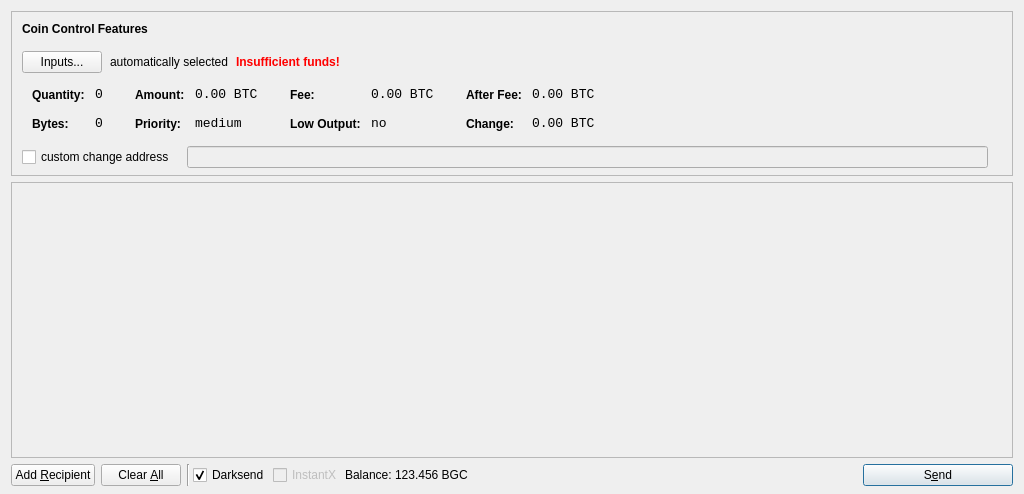
This is src/qt/forms/sendcoinsdialog.ui in bitgoldcoin-project/bitgoldcoin as Qt 5 draws it before an edit. The edited form follows.
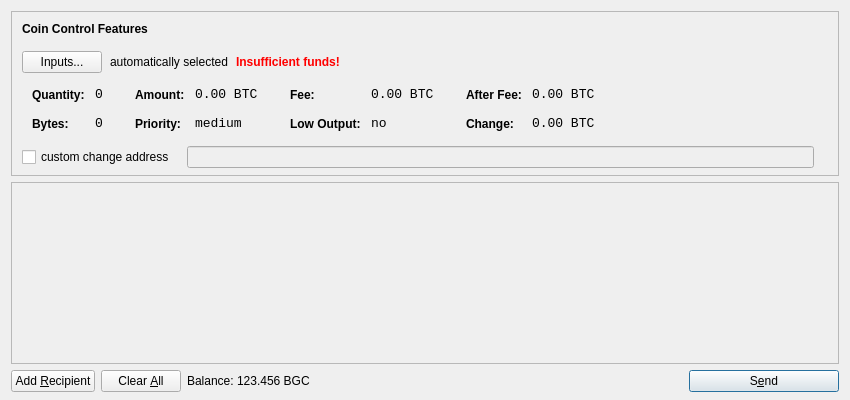
This is the edited form. Icons and pictures are not drawn.

The edit to the form file:
```diff
--- a/src/qt/forms/sendcoinsdialog.ui
+++ b/src/qt/forms/sendcoinsdialog.ui
@@ -6,8 +6,8 @@
    <rect>
     <x>0</x>
     <y>0</y>
-    <width>1024</width>
-    <height>494</height>
+    <width>850</width>
+    <height>400</height>
    </rect>
   </property>
   <property name="windowTitle">
@@ -39,7 +39,7 @@
      </property>
      <layout class="QVBoxLayout" name="verticalLayoutCoinControl2">
       <property name="spacing">
-       <number>6</number>
+       <number>-1</number>
       </property>
       <property name="leftMargin">
        <number>0</number>
@@ -625,8 +625,8 @@
        <rect>
         <x>0</x>
         <y>0</y>
-        <width>1004</width>
-        <height>246</height>
+        <width>830</width>
+        <height>165</height>
        </rect>
       </property>
       <layout class="QVBoxLayout" name="verticalLayout_2">
@@ -707,39 +707,6 @@
        <property name="spacing">
         <number>3</number>
        </property>
-       <item>
-        <widget class="Line" name="line">
-         <property name="font">
-          <font>
-           <weight>75</weight>
-           <bold>true</bold>
-          </font>
-         </property>
-         <property name="orientation">
-          <enum>Qt::Vertical</enum>
-         </property>
-        </widget>
-       </item>
-       <item>
-        <widget class="QCheckBox" name="checkUseDarksend">
-         <property name="text">
-          <string>Darksend</string>
-         </property>
-         <property name="checked">
-          <bool>true</bool>
-         </property>
-        </widget>
-       </item>
-       <item>
-        <widget class="QCheckBox" name="checkInstantX">
-         <property name="enabled">
-          <bool>false</bool>
-         </property>
-         <property name="text">
-          <string>InstantX</string>
-         </property>
-        </widget>
-       </item>
        <item>
         <widget class="QLabel" name="label">
          <property name="text">
```
